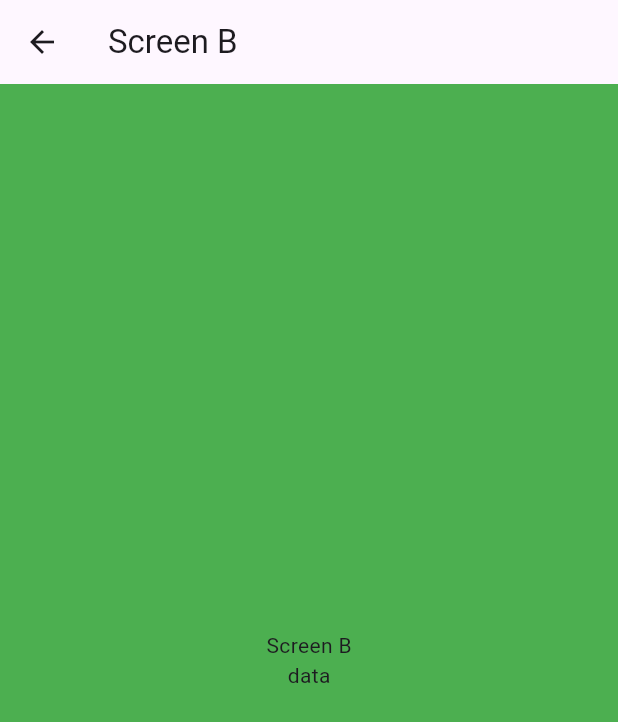
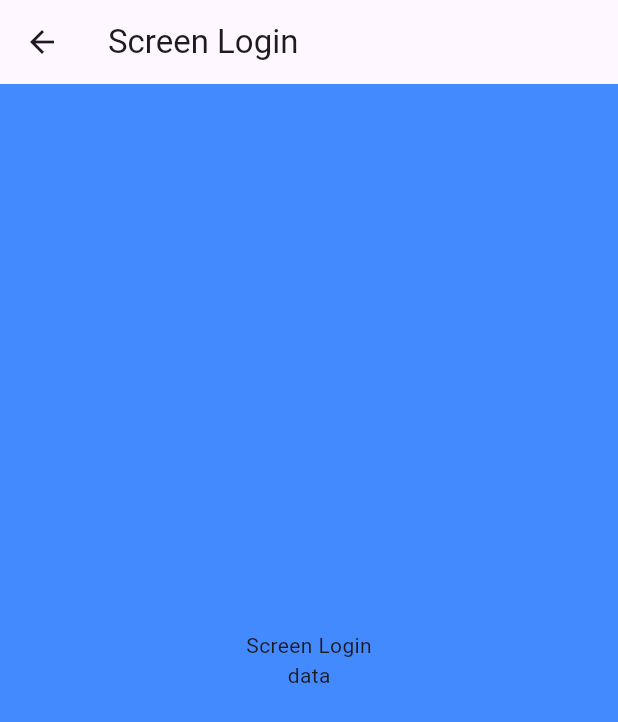
Before and after one commit to webneshin/flutter_learning_getx, a Flutter app: the Screen screen opened directly, after a tap on "go to B", on a phone screen of 412 x 824 dp. Shown: the top 722 px of the screen. Run offline on Flutter 3.47's test engine with Material 2 defaults, Android fonts, the phone set to English and light mode, and no system bars; our stand-ins replace get.

Commit message:
add Middleware and AuthGuard sample for routes

```diff
--- a/lib/main.dart
+++ b/lib/main.dart
@@ -1,39 +1,50 @@
 import 'package:flutter/material.dart';
 import 'package:get/get.dart';
+
+const authToken = '';
 
 void main() {
   runApp(const MyApp());
 }
 
-class Screen extends StatelessWidget{
-  final String title ;
+class Screen extends StatelessWidget {
+  final String title;
+
   final Color color;
   final Widget widget;
 
-  const Screen({super.key, required this.title, required this.color, required this.widget});
+  const Screen(
+      {super.key,
+      required this.title,
+      required this.color,
+      required this.widget});
+
   @override
   Widget build(BuildContext context) {
     return Scaffold(
       backgroundColor: color,
-      appBar: AppBar(title: Text(title),),
+      appBar: AppBar(
+        title: Text(title),
+      ),
       body: Column(
         mainAxisAlignment: MainAxisAlignment.center,
         crossAxisAlignment: CrossAxisAlignment.center,
         children: [
-          Center(child: Column(
-            children: [
-              Text(title),
-              widget,
-            ],
-          ),)
-
-      ],),
+          Center(
+            child: Column(
+              children: [
+                Text(title),
+                widget,
+              ],
+            ),
+          )
+        ],
+      ),
     );
   }
-
 }
 
-class ScreenA extends StatelessWidget{
+class ScreenA extends StatelessWidget {
   const ScreenA({super.key});
 
   @override
@@ -42,40 +53,53 @@
       title: 'Screen A',
       color: Colors.deepOrange,
       widget: ElevatedButton(
-          onPressed: () => Get.toNamed(Routes.screenB),
-          child: Text('go to B')
-      ),
+          onPressed: () => Get.toNamed(Routes.screenB), child: Text('go to B')),
     );
   }
 }
 
-class ScreenB extends StatelessWidget{
+class ScreenB extends StatelessWidget {
   const ScreenB({super.key});
 
   @override
   Widget build(BuildContext context) {
     return const Screen(
-        title: 'Screen B',
-        color: Colors.green,
-        widget: Text("data")
-    );
+        title: 'Screen B', color: Colors.green, widget: Text("data"));
   }
 }
 
-class ScreenC extends StatelessWidget{
+class ScreenC extends StatelessWidget {
   const ScreenC({super.key});
 
   @override
   Widget build(BuildContext context) {
     return const Screen(
-        title: 'Screen C',
-        color: Colors.blueAccent,
-        widget: Text("data")
-    );
+        title: 'Screen C', color: Colors.blueAccent, widget: Text("data"));
   }
 }
 
-class Routes{
+class ScreenLogin extends StatelessWidget {
+  const ScreenLogin({super.key});
+
+  @override
+  Widget build(BuildContext context) {
+    return const Screen(
+        title: 'Screen Login', color: Colors.blueAccent, widget: Text("data"));
+  }
+}
+
+class AuthGuard extends GetMiddleware {
+  @override
+  RouteSettings? redirect(String? route) {
+    print(route);
+    return authToken.isEmpty
+        ? RouteSettings(name: Routes.login)
+        // : null;
+        : super.redirect(route);
+  }
+}
+
+class Routes {
   static const String screenA = '/screen-a';
   static const String screenB = '/screen-b';
   static const String screenC = '/screen-c';
@@ -91,12 +115,26 @@
     return GetMaterialApp(
       title: 'Flutter Demo',
       initialRoute: '/',
-
       getPages: [
         // GetPage(name: '/', page: () => const ScreenA(),),
-        GetPage(name: Routes.screenA, page: () => const ScreenA(),),
-        GetPage(name: Routes.screenB, page: () => const ScreenB(),transition: Transition.fade,transitionDuration: Duration(seconds: 1)),
-        GetPage(name: Routes.screenC, page: () => const ScreenC(),),
+        GetPage(
+          name: Routes.screenA,
+          page: () => const ScreenA(),
+        ),
+        GetPage(
+            name: Routes.screenB,
+            middlewares: [AuthGuard()],
+            page: () => const ScreenB(),
+            transition: Transition.fade,
+            transitionDuration: Duration(seconds: 1)),
+        GetPage(
+          name: Routes.screenC,
+          page: () => const ScreenC(),
+        ),
+        GetPage(
+          name: Routes.login,
+          page: () => const ScreenLogin(),
+        ),
       ],
       theme: ThemeData(
         // This is the theme of your application.
```
